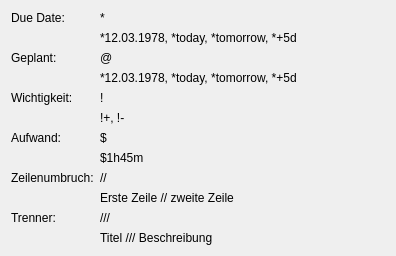
This is src/widgets/ui/infodialog.ui in choenig/tingy as Qt 5 draws it before an edit. The edited form follows.
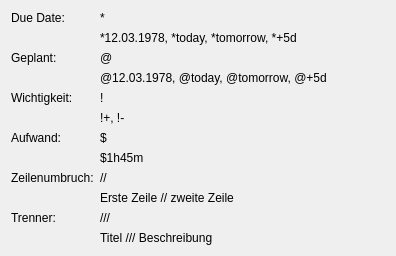
This is the edited form.

Commit message:
fix bugs reported by simon:
* InfoDialog had wrong '*' instead of '@' in examples
* setWindowIcon() to have a nice window icon

Patch:
```diff
--- a/src/widgets/ui/infodialog.ui
+++ b/src/widgets/ui/infodialog.ui
@@ -114,7 +114,7 @@
    <item row="3" column="1">
     <widget class="QLabel" name="label_13">
      <property name="text">
-      <string>*12.03.1978, *today, *tomorrow, *+5d</string>
+      <string>@12.03.1978, @today, @tomorrow, @+5d</string>
      </property>
     </widget>
    </item>
```
The commit also changes 1 other file.
